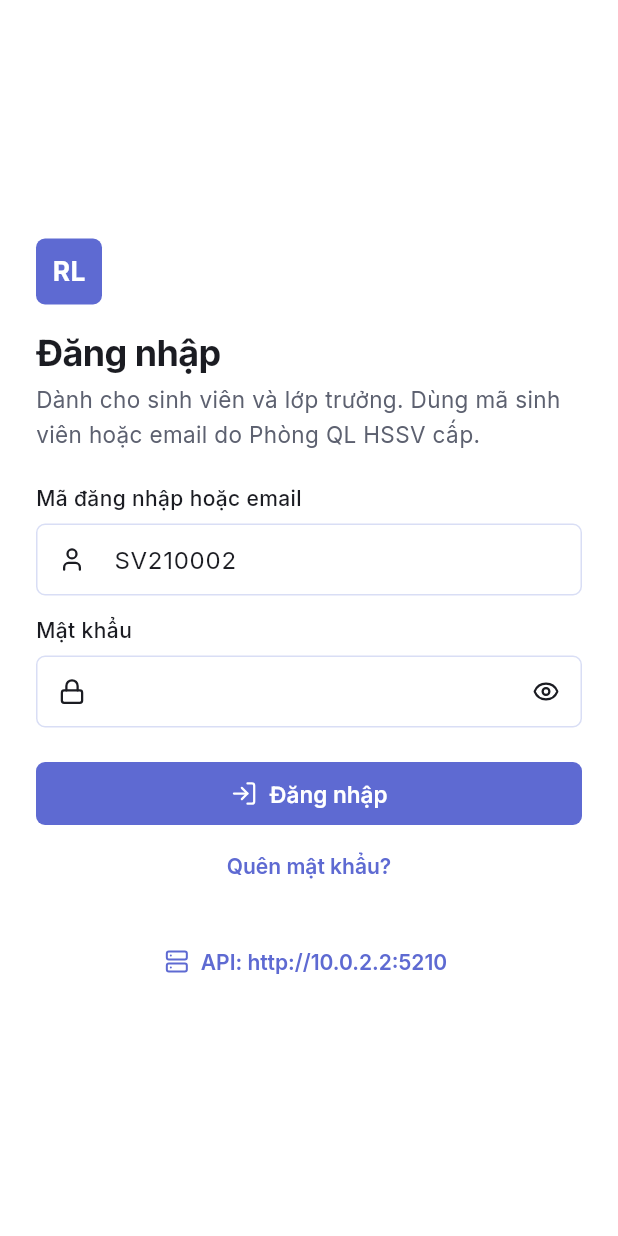
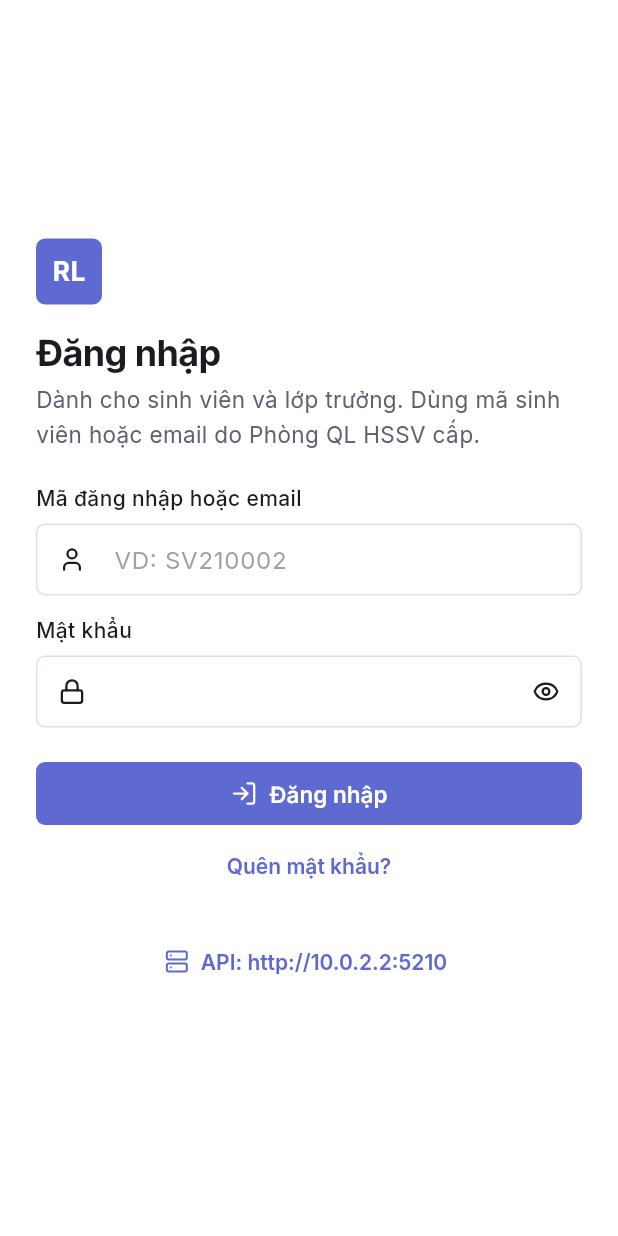
Before and after one commit to BondPhuPhamzZ/Nhom8_HeThongQuanLyHoatDongTinhDRL, a Flutter app: the screen it shows after launch, on a phone screen of 412 x 824 dp. Run offline on Flutter 3.47's test engine with Material 3 defaults, Android fonts, the phone set to English and light mode, and no system bars; our stand-ins replace google_fonts, lucide_icons_flutter, shared_preferences; missing offline and left inert: mobile_scanner; accounts and stored records are empty.

Commit message:
style(mobile): mute input hints so they never look like typed values

```diff
--- a/StudentActivityManagement.Mobile/lib/constants/app_styles.dart
+++ b/StudentActivityManagement.Mobile/lib/constants/app_styles.dart
@@ -109,6 +109,8 @@ abstract final class AppStyles {
         focusedBorder: OutlineInputBorder(borderRadius: BorderRadius.circular(radius), borderSide: const BorderSide(color: AppColors.primary, width: 2)),
         errorBorder: OutlineInputBorder(borderRadius: BorderRadius.circular(radius), borderSide: const BorderSide(color: AppColors.danger)),
         errorStyle: const TextStyle(color: AppColors.danger),
+        // Hints must read as placeholders, never as a value already typed in.
+        hintStyle: TextStyle(color: AppColors.muted.withValues(alpha: 0.6)),
       ),
       chipTheme: base.chipTheme.copyWith(
         shape: shape,
--- a/StudentActivityManagement.Mobile/lib/screens/auth/login_screen.dart
+++ b/StudentActivityManagement.Mobile/lib/screens/auth/login_screen.dart
@@ -109,7 +109,7 @@ class _LoginScreenState extends State<LoginScreen> {
                         controller: _username,
                         textInputAction: TextInputAction.next,
                         autofillHints: const [AutofillHints.username],
-                        decoration: const InputDecoration(hintText: 'SV210002', prefixIcon: Icon(LucideIcons.user, size: 18)),
+                        decoration: const InputDecoration(hintText: 'VD: SV210002', prefixIcon: Icon(LucideIcons.user, size: 18)),
                         validator: (value) => (value ?? '').trim().isEmpty ? 'Nhập mã đăng nhập hoặc email.' : null,
                       ),
                       const SizedBox(height: 12),
```
